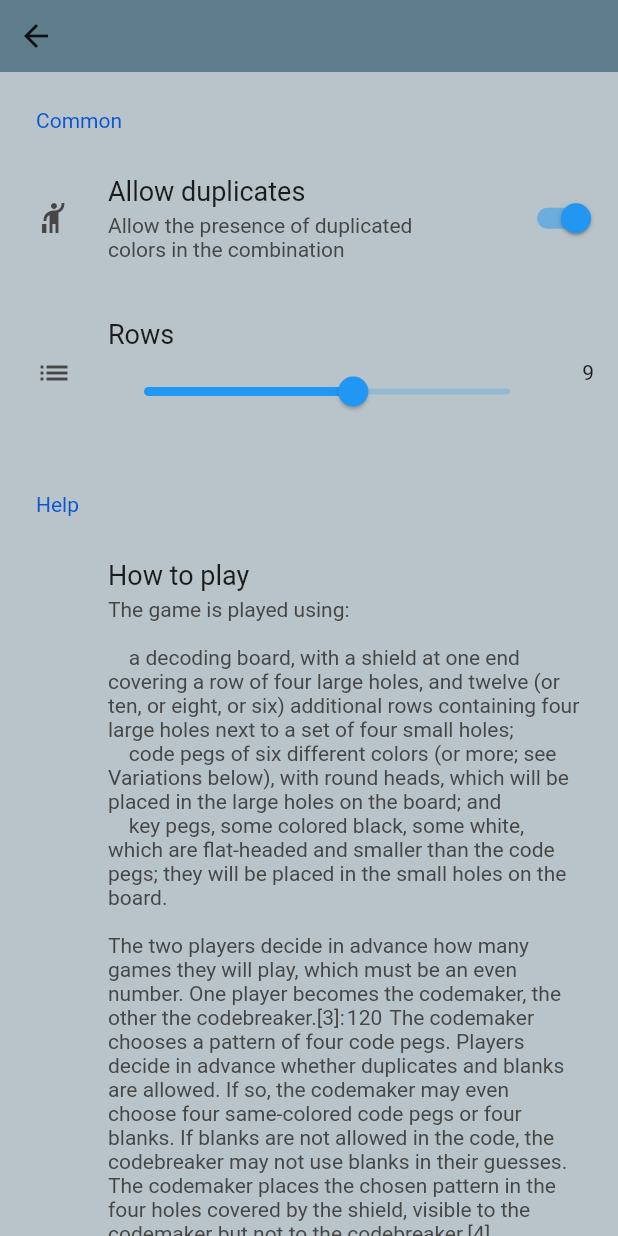
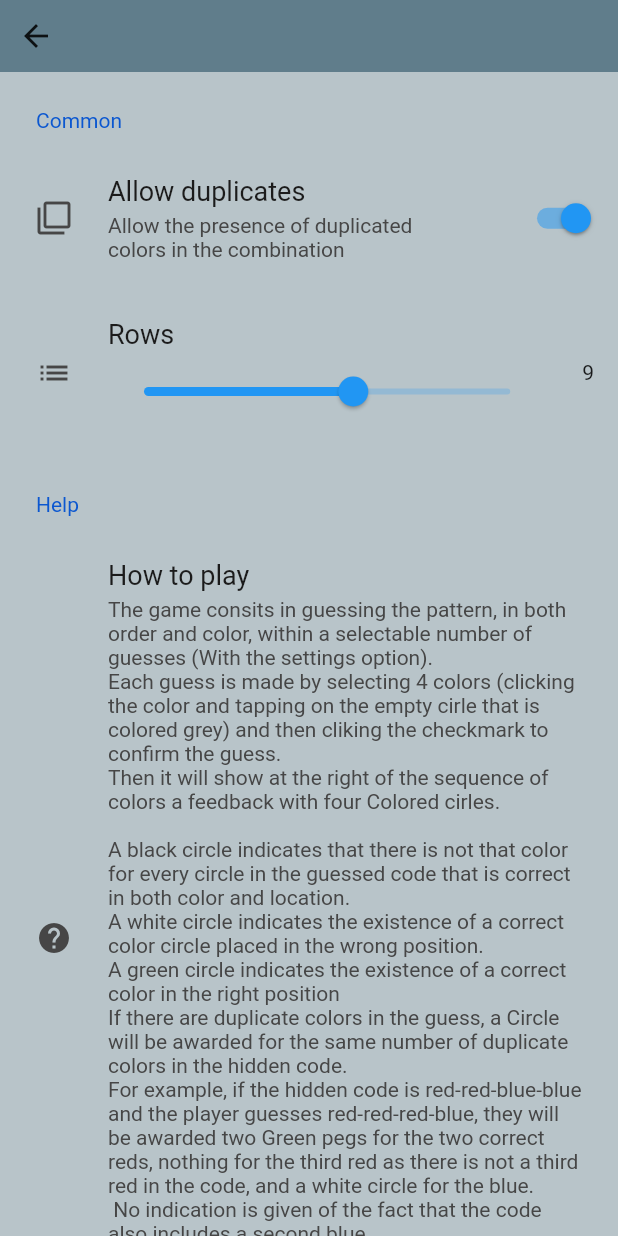
Before and after one commit to azvaska/TIPSIT, a Flutter app: the screen it shows after launch, after a tap on the "settings" icon, on a phone screen of 412 x 824 dp. Run offline on Flutter 3.47's test engine with Material 2 defaults, Android fonts, the phone set to English and light mode, and no system bars; drawn by our look-alikes of settings_ui.

Commit message:
fix settings

```diff
--- a/mastermind/mastermind/lib/Widget/Board.dart
+++ b/mastermind/mastermind/lib/Widget/Board.dart
@@ -1,3 +1,5 @@
+// ignore: file_names
+// ignore: file_names
 import 'package:flutter/material.dart';
 import 'package:mastermind/Controller.dart';
 import 'package:mastermind/Widget/Exceptions.dart';
@@ -26,22 +28,22 @@ class _BoardState extends State<Board> with WidgetsBindingObserver {
   bool duplicates = true;
   bool timerisRunning = false;
   late List<List<Color>> combinations;
-  List<Widget> BoardRowsWidgets = [];
+  List<Widget> boardRowsWidgets = [];
   Color selectedColor = Colors.blue;
-  void color_picked(Color C) {
+  void colorPicked(Color C) {
     setState(() {
       selectedColor = C;
     });
   }
 
-  void circle_selected(int i, int y) {
+  void circleSelected(int i, int y) {
     timerController.stopwatch.start();
 
     setState(() {
       timerisRunning = true;
       combinations[i][y] = selectedColor;
-      BoardRowsWidgets[i] = CombinationRow(
-          combinations[i], i, circle_selected, checkCombination,
+      boardRowsWidgets[i] = CombinationRow(
+          combinations[i], i, circleSelected, checkCombination,
           key: UniqueKey());
     });
   }
@@ -49,7 +51,6 @@ class _BoardState extends State<Board> with WidgetsBindingObserver {
   void restart() {
     controller.genCombination();
     timerController.stopwatch.reset();
-    //timerController.stopwatch.start();
 
     setState(() {
       done = false;
@@ -57,16 +58,16 @@ class _BoardState extends State<Board> with WidgetsBindingObserver {
       combinations = [];
       combinations.addAll(List.generate(nMaxRows,
           (index) => [Colors.grey, Colors.grey, Colors.grey, Colors.grey]));
-      BoardRowsWidgets = [];
-      BoardRowsWidgets.add(CombinationRow(
-          combinations[0], 0, circle_selected, checkCombination,
+      boardRowsWidgets = [];
+      boardRowsWidgets.add(CombinationRow(
+          combinations[0], 0, circleSelected, checkCombination,
           key: UniqueKey()));
     });
   }
 
   List<Color> checkCombination(int i) {
     try {
-      var colors = controller.checkColors(combinations[i]);
+      List<Color> colors = controller.checkColors(combinations[i]);
       if (i + 1 == nMaxRows) {
         //Lost
         setState(() {
@@ -77,8 +78,8 @@ class _BoardState extends State<Board> with WidgetsBindingObserver {
         return [];
       }
       setState(() {
-        BoardRowsWidgets.add(CombinationRow(
-            combinations[i + 1], i + 1, circle_selected, checkCombination,
+        boardRowsWidgets.add(CombinationRow(
+            combinations[i + 1], i + 1, circleSelected, checkCombination,
             key: UniqueKey()));
       });
       return colors;
@@ -109,7 +110,6 @@ class _BoardState extends State<Board> with WidgetsBindingObserver {
     } else if (AppLifecycleState.resumed == state) {
       if (timerisRunning) timerController.stopwatch.start();
     }
-    print(state);
   }
 
   @override
@@ -151,12 +151,12 @@ class _BoardState extends State<Board> with WidgetsBindingObserver {
                     ),
                     margin: const EdgeInsets.all(0.0),
                     padding: EdgeInsets.fromLTRB(0.0, height, 0.0, 0.0),
-                    child: ColorPicker(color_picked))),
-            // ...List<Widget>.of(BoardRowsWidgets),
+                    child: ColorPicker(colorPicked))),
+            // ...List<Widget>.of(boardRowsWidgets),
             Expanded(
                 child: SingleChildScrollView(
                     child: Column(
-                        children: List<Widget>.of(BoardRowsWidgets)
+                        children: List<Widget>.of(boardRowsWidgets)
                             .reversed
                             .toList()))),
           ],
@@ -190,7 +190,7 @@ class _BoardState extends State<Board> with WidgetsBindingObserver {
                       style: const TextStyle(
                           color: Color.fromARGB(255, 164, 177, 183)),
                       textScaleFactor: 1.5,
-                      "Tries left ${(nMaxRows - BoardRowsWidgets.length) + 1}")),
+                      "Tries left ${(nMaxRows - boardRowsWidgets.length) + 1}")),
             ),
             Align(
                 alignment: Alignment.bottomCenter,
--- a/mastermind/mastermind/lib/Widget/CheckedStatus.dart
+++ b/mastermind/mastermind/lib/Widget/CheckedStatus.dart
@@ -2,9 +2,9 @@ import 'package:flutter/material.dart';
 import 'package:mastermind/Widget/Hints.dart';
 
 class CheckedStatus extends StatelessWidget {
-  bool checked = false;
-  List<Color> hints;
-  CheckedStatus(this.checked, this.hints);
+  final bool checked;
+  final List<Color> hints;
+  const CheckedStatus(this.checked, this.hints, {super.key});
   @override
   Widget build(BuildContext context) {
     return Container(
@@ -14,12 +14,9 @@ class CheckedStatus extends StatelessWidget {
               width: 55.0,
               height: 55.0,
               margin: const EdgeInsets.fromLTRB(15, 0, 10, 0),
-              padding: const EdgeInsets.all(
-                  0.0), //I used some padding without fixed width and height
+              padding: const EdgeInsets.all(0.0),
               decoration: const BoxDecoration(
-                shape: BoxShape
-                    .circle, // You can use like this way or like the below line
-                //borderRadius: new BorderRadius.circular(30.0),
+                shape: BoxShape.circle,
                 color: Colors.green,
               ),
               child: const Icon(
--- a/mastermind/mastermind/lib/Widget/Circle.dart
+++ b/mastermind/mastermind/lib/Widget/Circle.dart
@@ -3,10 +3,10 @@
 import 'package:flutter/material.dart';
 
 class Circle extends StatelessWidget {
-  Color color;
-  double x;
-  double y;
-  Circle(this.x, this.y, this.color, {super.key});
+  final Color color;
+  final double x;
+  final double y;
+  const Circle(this.x, this.y, this.color, {super.key});
 
   @override
   Widget build(BuildContext context) {
--- a/mastermind/mastermind/lib/Widget/Colorpicker.dart
+++ b/mastermind/mastermind/lib/Widget/Colorpicker.dart
@@ -1,14 +1,10 @@
-import 'dart:ui';
-
 import 'package:flutter/material.dart';
-import 'package:flutter/src/widgets/container.dart';
-import 'package:flutter/src/widgets/framework.dart';
 import 'package:mastermind/Widget/Circle.dart';
 import '../Controller.dart';
 
 class ColorPicker extends StatefulWidget {
-  final ValueSetter<Color> color_picker;
-  const ColorPicker(this.color_picker, {super.key});
+  final ValueSetter<Color> colorPicker;
+  const ColorPicker(this.colorPicker, {super.key});
 
   @override
   State<ColorPicker> createState() => _ColorPickerState();
@@ -18,7 +14,6 @@ class _ColorPickerState extends State<ColorPicker> {
   Color selected = Controller.colors[0];
   @override
   Widget build(BuildContext context) {
-    double width = MediaQuery.of(context).size.width;
     return Wrap(
         alignment: WrapAlignment.center,
         runSpacing: 0.0,
@@ -28,11 +23,11 @@ class _ColorPickerState extends State<ColorPicker> {
               onTap: () {
                 setState(() {
                   selected = Controller.colors[i];
-                  widget.color_picker(Controller.colors[i]);
+                  widget.colorPicker(Controller.colors[i]);
                 });
               },
               child: Padding(
-                padding: EdgeInsets.only(right: 0),
+                padding: const EdgeInsets.only(right: 0),
                 child: Container(
                   decoration: selected == Controller.colors[i]
                       ? BoxDecoration(
--- a/mastermind/mastermind/lib/Widget/CombinationRow.dart
+++ b/mastermind/mastermind/lib/Widget/CombinationRow.dart
@@ -4,11 +4,11 @@ import 'package:mastermind/Widget/CheckedStatus.dart';
 import 'Circle.dart';
 
 class CombinationRow extends StatefulWidget {
-  List<Color> SelectedColors;
-  int nThRow;
+  final List<Color> selectedColors;
+  final int nThRow;
   final void Function(int i, int y) circleSelected;
   final List<Color> Function(int i) checkCombination;
-  CombinationRow(this.SelectedColors, this.nThRow, this.circleSelected,
+  const CombinationRow(this.selectedColors, this.nThRow, this.circleSelected,
       this.checkCombination,
       {super.key});
 
@@ -29,10 +29,10 @@ class _CombinationRowState extends State<CombinationRow> {
             onTap: () {
               widget.circleSelected(widget.nThRow, i);
             },
-            child: Circle(55, 55, widget.SelectedColors[i]))).toList();
+            child: Circle(55, 55, widget.selectedColors[i]))).toList();
     valueRow.add(InkWell(
         onTap: () {
-          if (widget.SelectedColors.contains(Colors.grey)) {
+          if (widget.selectedColors.contains(Colors.grey)) {
             ScaffoldMessenger.of(context).clearSnackBars();
             ScaffoldMessenger.of(context).showSnackBar(const SnackBar(
               backgroundColor: Colors.red,
--- a/mastermind/mastermind/lib/Widget/Hints.dart
+++ b/mastermind/mastermind/lib/Widget/Hints.dart
@@ -1,12 +1,10 @@
+// ignore: file_names
 import 'package:flutter/material.dart';
-import 'package:flutter/src/widgets/container.dart';
-import 'package:flutter/src/widgets/framework.dart';
-
 import 'Circle.dart';
 
 class Hints extends StatelessWidget {
-  List<Color> hints;
-  Hints(this.hints, {super.key});
+  final List<Color> hints;
+  const Hints(this.hints, {super.key});
 
   @override
   Widget build(BuildContext context) {
--- a/mastermind/mastermind/lib/Widget/Settings.dart
+++ b/mastermind/mastermind/lib/Widget/Settings.dart
@@ -1,4 +1,3 @@
-import 'dart:io';
 import 'package:settings_ui/settings_ui.dart';
 import 'package:flutter/material.dart';
 
@@ -9,9 +8,9 @@ class SettingsData {
 }
 
 class Settings extends StatefulWidget {
-  bool duplicates;
-  int nMaxRows;
-  Settings(this.duplicates, this.nMaxRows, {Key? key}) : super(key: key);
+  final bool duplicates;
+  final int nMaxRows;
+  const Settings(this.duplicates, this.nMaxRows, {Key? key}) : super(key: key);
 
   @override
   State<Settings> createState() => _SettingsState();
@@ -21,7 +20,6 @@ class _SettingsState extends State<Settings> {
   SettingsData settings = SettingsData();
   @override
   void initState() {
-    // TODO: implement initState
     super.initState();
     settings.allowDuplicates = widget.duplicates;
     settings.nRows = widget.nMaxRows;
@@ -29,7 +27,7 @@ class _SettingsState extends State<Settings> {
 
   @override
   Widget build(BuildContext context) {
-    var height = MediaQuery.of(context).viewPadding.top;
+    double height = MediaQuery.of(context).viewPadding.top;
     return Scaffold(
         backgroundColor: Colors.blueGrey,
         body: WillPopScope(
@@ -57,7 +55,7 @@ class _SettingsState extends State<Settings> {
                           title: const Text('Allow duplicates'),
                           description: const Text(
                               'Allow the presence of duplicated colors in the combination'),
-                          leading: const Icon(Icons.hail),
+                          leading: const Icon(Icons.filter_none),
                           onToggle: (bool value) {
                             setState(() {
                               settings.allowDuplicates = value;
@@ -88,23 +86,17 @@ class _SettingsState extends State<Settings> {
                         SettingsTile(
                           title: const Text('How to play'),
                           value: const Text("""
-The game is played using:
+The game consits in guessing the pattern, in both order and color, within a selectable number of guesses (With the settings option).
+Each guess is made by selecting 4 colors (clicking the color and tapping on the empty cirle that is colored grey) and then cliking the checkmark to confirm the guess.
+Then it will show at the right of the sequence of colors a feedback with four Colored cirles.
 
-    a decoding board, with a shield at one end covering a row of four large holes, and twelve (or ten, or eight, or six) additional rows containing four large holes next to a set of four small holes;
-    code pegs of six different colors (or more; see Variations below), with round heads, which will be placed in the large holes on the board; and
-    key pegs, some colored black, some white, which are flat-headed and smaller than the code pegs; they will be placed in the small holes on the board.
-
-The two players decide in advance how many games they will play, which must be an even number. One player becomes the codemaker, the other the codebreaker.[3]: 120  The codemaker chooses a pattern of four code pegs. Players decide in advance whether duplicates and blanks are allowed. If so, the codemaker may even choose four same-colored code pegs or four blanks. If blanks are not allowed in the code, the codebreaker may not use blanks in their guesses. The codemaker places the chosen pattern in the four holes covered by the shield, visible to the codemaker but not to the codebreaker.[4]
-
-The codebreaker tries to guess the pattern, in both order and color, within eight to twelve turns. Each guess is made by placing a row of code pegs on the decoding board.[3]: 120  Once placed, the codemaker provides feedback by placing from zero to four key pegs in the small holes of the row with the guess. A colored or black key peg is placed for each code peg from the guess which is correct in both color and position. A white key peg indicates the existence of a correct color code peg placed in the wrong position.[5]
-Screenshot of software implementation (ColorCode) illustrating the example.
-
-If there are duplicate colors in the guess, they cannot all be awarded a key peg unless they correspond to the same number of duplicate colors in the hidden code. For example, if the hidden code is red-red-blue-blue and the player guesses red-red-red-blue, the codemaker will award two colored key pegs for the two correct reds, nothing for the third red as there is not a third red in the code, and a colored key peg for the blue. No indication is given of the fact that the code also includes a second blue.[6]
-
-Once feedback is provided, another guess is made; guesses and feedback continue to alternate until either the codebreaker guesses correctly, or all rows on the decoding board are full.
-
-Traditionally, players can only earn points when playing as the codemaker. The codemaker gets one point for each guess the codebreaker makes. An extra point is earned by the codemaker if the codebreaker is unable to guess the exact pattern within the given number of turns. (An alternative is to score based on the number of key pegs placed.) The winner is the one who has the most points after the agreed-upon number of games are played.
-
+A black circle indicates that there is not that color for every circle in the guessed code that is correct in both color and location.
+A white circle indicates the existence of a correct color circle placed in the wrong position.
+A green circle indicates the existence of a correct color in the right position
+If there are duplicate colors in the guess, a Circle will be awarded for the same number of duplicate colors in the hidden code.
+For example, if the hidden code is red-red-blue-blue and the player guesses red-red-red-blue, they will be awarded two Green pegs for the two correct reds, nothing for the third red as there is not a third red in the code, and a white circle for the blue.
+ No indication is given of the fact that the code also includes a second blue.
+The game is over if the number of tryes is 0 or if the player guesses the right combination
 """),
                           leading: const Icon(Icons.help),
                         ),
--- a/mastermind/mastermind/lib/Widget/Timer.dart
+++ b/mastermind/mastermind/lib/Widget/Timer.dart
@@ -21,8 +21,8 @@ class Dependencies {
 }
 
 class TimerPage extends StatelessWidget {
-  Dependencies dependencies;
-  TimerPage(this.dependencies, {super.key});
+  final Dependencies dependencies;
+  const TimerPage(this.dependencies, {super.key});
   @override
   Widget build(BuildContext context) {
     return TimerText(dependencies: dependencies);
@@ -30,23 +30,23 @@ class TimerPage extends StatelessWidget {
 }
 
 class TimerText extends StatefulWidget {
-  TimerText({super.key, required this.dependencies});
+  const TimerText({super.key, required this.dependencies});
   final Dependencies dependencies;
 
   @override
-  TimerTextState createState() => TimerTextState(dependencies: dependencies);
+  TimerTextState createState() => TimerTextState();
 }
 
 class TimerTextState extends State<TimerText> {
-  TimerTextState({required this.dependencies});
-  final Dependencies dependencies;
+  TimerTextState();
   late Timer timer;
   int milliseconds = 0;
 
   @override
   void initState() {
     timer = Timer.periodic(
-        Duration(milliseconds: dependencies.timerMillisecondsRefreshRate),
+        Duration(
+            milliseconds: widget.dependencies.timerMillisecondsRefreshRate),
         callback);
 
     super.initState();
@@ -59,8 +59,8 @@ class TimerTextState extends State<TimerText> {
   }
 
   void callback(Timer timer) {
-    if (milliseconds != dependencies.stopwatch.elapsedMilliseconds) {
-      milliseconds = dependencies.stopwatch.elapsedMilliseconds;
+    if (milliseconds != widget.dependencies.stopwatch.elapsedMilliseconds) {
+      milliseconds = widget.dependencies.stopwatch.elapsedMilliseconds;
       final int hundreds = (milliseconds / 10).truncate();
       final int seconds = (hundreds / 100).truncate();
       final int minutes = (seconds / 60).truncate();
@@ -69,7 +69,7 @@ class TimerTextState extends State<TimerText> {
         seconds: seconds,
         minutes: minutes,
       );
-      for (final listener in dependencies.timerListeners) {
+      for (final listener in widget.dependencies.timerListeners) {
         listener(elapsedTime);
       }
     }
@@ -83,13 +83,13 @@ class TimerTextState extends State<TimerText> {
         RepaintBoundary(
           child: SizedBox(
             height: 65.0,
-            child: MinutesAndSeconds(dependencies: dependencies),
+            child: MinutesAndSeconds(dependencies: widget.dependencies),
           ),
         ),
         RepaintBoundary(
           child: SizedBox(
             height: 65.0,
-            child: Hundreds(dependencies: dependencies),
+            child: Hundreds(dependencies: widget.dependencies),
           ),
         ),
       ],
@@ -98,24 +98,22 @@ class TimerTextState extends State<TimerText> {
 }
 
 class MinutesAndSeconds extends StatefulWidget {
-  MinutesAndSeconds({required this.dependencies});
+  const MinutesAndSeconds({super.key, required this.dependencies});
   final Dependencies dependencies;
 
   @override
-  MinutesAndSecondsState createState() =>
-      MinutesAndSecondsState(dependencies: dependencies);
+  MinutesAndSecondsState createState() => MinutesAndSecondsState();
 }
 
 class MinutesAndSecondsState extends State<MinutesAndSeconds> {
-  MinutesAndSecondsState({required this.dependencies});
-  final Dependencies dependencies;
+  MinutesAndSecondsState();
 
   int minutes = 0;
   int seconds = 0;
 
   @override
   void initState() {
-    dependencies.timerListeners.add(onTick);
+    widget.dependencies.timerListeners.add(onTick);
     super.initState();
   }
 
@@ -133,29 +131,28 @@ class MinutesAndSecondsState extends State<MinutesAndSeconds> {
     String minutesStr = (minutes % 60).toString().padLeft(2, '0');
     String secondsStr = (seconds % 60).toString().padLeft(2, '0');
     return Text(
-        style: TextStyle(color: Color.fromARGB(255, 164, 177, 183)),
+        style: const TextStyle(color: Color.fromARGB(255, 164, 177, 183)),
         textScaleFactor: 1.2,
         '$minutesStr:$secondsStr.');
   }
 }
 
 class Hundreds extends StatefulWidget {
-  const Hundreds({required this.dependencies});
+  const Hundreds({super.key, required this.dependencies});
   final Dependencies dependencies;
 
   @override
-  HundredsState createState() => HundredsState(dependencies: dependencies);
+  HundredsState createState() => HundredsState();
 }
 
 class HundredsState extends State<Hundreds> {
-  HundredsState({required this.dependencies});
-  final Dependencies dependencies;
+  HundredsState();
 
   int hundreds = 0;
 
   @override
   void initState() {
-    dependencies.timerListeners.add(onTick);
+    widget.dependencies.timerListeners.add(onTick);
     super.initState();
   }
 
@@ -172,7 +169,7 @@ class HundredsState extends State<Hundreds> {
     String hundredsStr = (hundreds % 100).toString().padLeft(2, '0');
     return Text(
         textScaleFactor: 1.2,
-        style: TextStyle(color: Color.fromARGB(255, 164, 177, 183)),
+        style: const TextStyle(color: Color.fromARGB(255, 164, 177, 183)),
         hundredsStr);
   }
 }
--- a/mastermind/mastermind/lib/Widget/WinLost.dart
+++ b/mastermind/mastermind/lib/Widget/WinLost.dart
@@ -11,7 +11,7 @@ class WinLost {
     // set up the buttons
     double height = MediaQuery.of(context).size.height * 0.07;
     Widget resetButton = TextButton(
-      child: Text(textScaleFactor: 1.4, "Restart"),
+      child: const Text(textScaleFactor: 1.4, "Restart"),
       onPressed: () {
         restart();
         Navigator.of(context).pop();
--- a/mastermind/mastermind/lib/main.dart
+++ b/mastermind/mastermind/lib/main.dart
@@ -2,17 +2,16 @@ import 'package:flutter/material.dart';
 import 'package:mastermind/Widget/Board.dart';
 
 void main() {
-  runApp(const MyApp());
+  runApp(const MasterMind());
 }
 
-class MyApp extends StatelessWidget {
-  const MyApp({super.key});
+class MasterMind extends StatelessWidget {
+  const MasterMind({super.key});
 
-  // This widget is the root of your application.
   @override
   Widget build(BuildContext context) {
     return MaterialApp(
-      title: 'Flutter Demo',
+      title: 'Mastermind',
       theme: ThemeData(
         primarySwatch: Colors.blue,
       ),
```
Also changed, not shown: mastermind/mastermind/lib/Controller.dart (+18 -10 lines), 1 other file.
